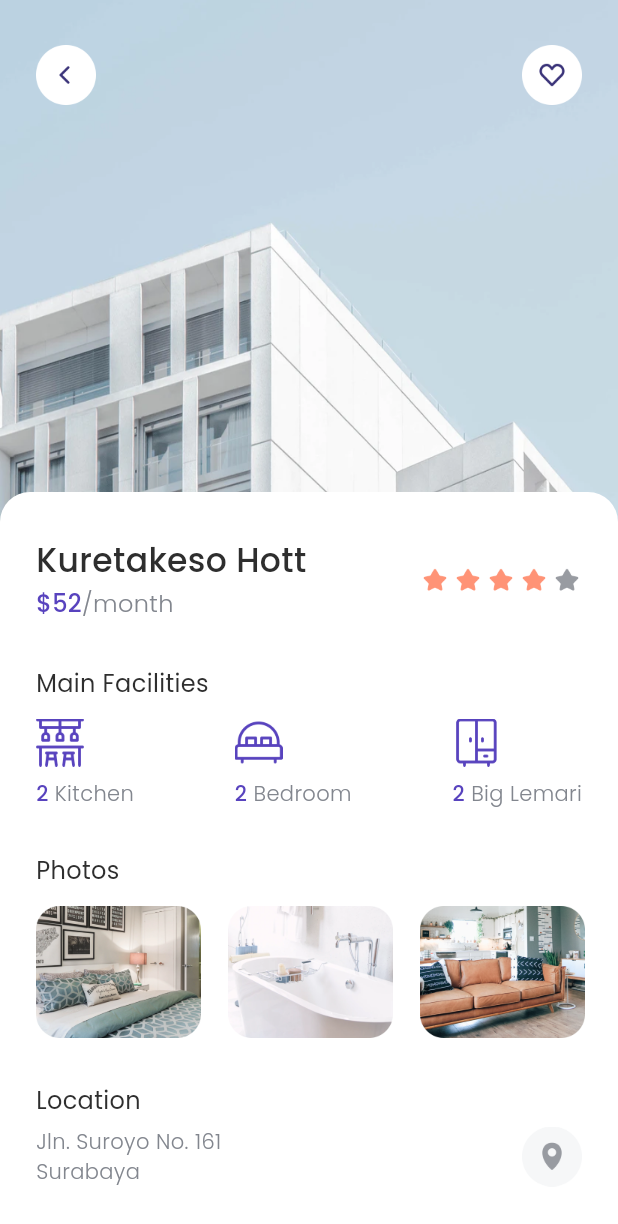
After one commit to dayeeen/cozy-kosan, a Flutter app: the DetailPage screen opened directly, on a phone screen of 412 x 824 dp. The commit adds this screen. Shown: the top 1224 px of the screen. Run offline on Flutter 3.47's test engine with Material 3 defaults, Android fonts, the phone set to English and light mode, and no system bars; our stand-ins replace google_fonts.

Commit message:
add: create DetailPage and FacilityItem widget for displaying detailed space information

```diff
--- /dev/null
+++ b/lib/pages/detail_page.dart
@@ -0,0 +1,261 @@
+import 'package:bwa_cozy/theme.dart';
+import 'package:bwa_cozy/widgets/facility_item.dart';
+import 'package:flutter/material.dart';
+
+class DetailPage extends StatelessWidget {
+  const DetailPage({super.key});
+
+  @override
+  Widget build(BuildContext context) {
+    return Scaffold(
+      backgroundColor: whiteColor,
+      body: SafeArea(
+        bottom: false,
+        child: Stack(
+          children: [
+            Image.asset(
+              'assets/thumbnail.png',
+              // Lebarnya disesuaikan dengan lebar layar
+              width: MediaQuery.of(context).size.width,
+              height: 350,
+              fit: BoxFit.cover,
+            ),
+
+            ListView(
+              children: [
+                SizedBox(height: 328),
+                Container(
+                  width: MediaQuery.of(context).size.width,
+                  decoration: BoxDecoration(
+                    color: whiteColor,
+                    borderRadius: BorderRadius.vertical(
+                      top: Radius.circular(20),
+                    ),
+                  ),
+                  child: Column(
+                    crossAxisAlignment: CrossAxisAlignment.start,
+                    children: [
+                      SizedBox(height: 30),
+                      Padding(
+                        padding: EdgeInsets.symmetric(horizontal: edge),
+                        child: Row(
+                          children: [
+                            Column(
+                              crossAxisAlignment: CrossAxisAlignment.start,
+                              children: [
+                                Text(
+                                  "Kuretakeso Hott",
+                                  style: blackTextStyle.copyWith(fontSize: 22),
+                                ),
+                                SizedBox(height: 2),
+                                Text.rich(
+                                  TextSpan(
+                                    text: '\$52',
+                                    style: purpleTextStyle.copyWith(
+                                      fontSize: 16,
+                                    ),
+                                    children: [
+                                      TextSpan(
+                                        text: '/month',
+                                        style: greyTextStyle.copyWith(
+                                          fontSize: 16,
+                                        ),
+                                      ),
+                                    ],
+                                  ),
+                                ),
+                              ],
+                            ),
+                            Spacer(),
+                            // Rating
+                            Row(
+                              children: [
+                                Image.asset(
+                                  'assets/icon_star.png',
+                                  width: 20,
+                                  height: 20,
+                                ),
+                                SizedBox(width: 2),
+                                Image.asset(
+                                  'assets/icon_star.png',
+                                  width: 20,
+                                  height: 20,
+                                ),
+                                SizedBox(width: 2),
+                                Image.asset(
+                                  'assets/icon_star.png',
+                                  width: 20,
+                                  height: 20,
+                                ),
+                                SizedBox(width: 2),
+                                Image.asset(
+                                  'assets/icon_star.png',
+                                  width: 20,
+                                  height: 20,
+                                ),
+                                SizedBox(width: 2),
+                                Image.asset(
+                                  'assets/icon_star.png',
+                                  width: 20,
+                                  height: 20,
+                                  color: Color(0xff989BA1),
+                                ),
+                              ],
+                            ),
+                          ],
+                        ),
+                      ),
+                      SizedBox(height: 30),
+                      // MAIN FACILITIES
+                      Padding(
+                        padding: EdgeInsets.only(left: edge, right: edge),
+                        child: Text(
+                          'Main Facilities',
+                          style: regularTextStyle.copyWith(fontSize: 16),
+                        ),
+                      ),
+                      SizedBox(height: 12),
+                      Padding(
+                        padding: EdgeInsets.symmetric(horizontal: edge),
+                        child: Row(
+                          mainAxisAlignment: MainAxisAlignment.spaceBetween,
+                          children: [
+                            FacilityItem(
+                              name: 'Kitchen',
+                              imageUrl: 'assets/icon_kitchen.png',
+                              total: 2,
+                            ),
+                            FacilityItem(
+                              name: 'Bedroom',
+                              imageUrl: 'assets/icon_bedroom.png',
+                              total: 3,
+                            ),
+                            FacilityItem(
+                              name: 'Big Lemari',
+                              imageUrl: 'assets/icon_cupboard.png',
+                              total: 1,
+                            ),
+                          ],
+                        ),
+                      ),
+                      // Photo
+                      SizedBox(height: 30),
+                      Padding(
+                        padding: EdgeInsets.only(left: edge, right: edge),
+                        child: Text(
+                          'Photos',
+                          style: regularTextStyle.copyWith(fontSize: 16),
+                        ),
+                      ),
+                      SizedBox(height: 12),
+                      Container(
+                        height: 88,
+                        child: ListView(
+                          scrollDirection: Axis.horizontal,
+                          children: [
+                            SizedBox(width: edge),
+                            Image.asset(
+                              'assets/photo1.png',
+                              width: 110,
+                              height: 88,
+                              fit: BoxFit.cover,
+                            ),
+                            SizedBox(width: 18),
+                            Image.asset(
+                              'assets/photo2.png',
+                              width: 110,
+                              height: 88,
+                              fit: BoxFit.cover,
+                            ),
+                            SizedBox(width: 18),
+                            Image.asset(
+                              'assets/photo3.png',
+                              width: 110,
+                              height: 88,
+                              fit: BoxFit.cover,
+                            ),
+                            SizedBox(width: 18),
+                          ],
+                        ),
+                      ),
+                      SizedBox(height: 30),
+                      //Location
+                      Padding(
+                        padding: EdgeInsets.only(left: edge, right: edge),
+                        child: Text(
+                          'Location',
+                          style: regularTextStyle.copyWith(fontSize: 16),
+                        ),
+                      ),
+                      SizedBox(height: 6),
+                      Padding(
+                        padding: EdgeInsets.symmetric(
+                          horizontal: edge,
+                        ),
+                        child: Row(
+                          children: [
+                            Text(
+                              'Jln. Suroyo No. 161\nSurabaya',
+                              style: greyTextStyle.copyWith(
+                                fontSize: 14,
+                              ),
+                            ),
+                            Spacer(),
+                            Image.asset(
+                              'assets/btn_map.png',
+                              width: 40,
+                              height: 40,
+                            ),
+                          ],
+                        ),
+                      ),
+                      SizedBox(height: 40),
+                      // Booking Button
+                      Container(
+                        margin: EdgeInsets.symmetric(
+                          horizontal: edge,
+                        ),
+                        height: 50,
+                        width: MediaQuery.of(context).size.width - (2 * edge),
+                        child: ElevatedButton(
+                          onPressed: () {},
+                          style: TextButton.styleFrom(
+                            backgroundColor: purpleColor,
+                            shape: RoundedRectangleBorder(
+                              borderRadius: BorderRadius.circular(17),
+                            ),
+                          ),
+                          child: Text(
+                            'Book Now',
+                            style: whiteTextStyle.copyWith(
+                              fontSize: 16,
+                            ),
+                          ),
+                        ),
+                      ),
+                      SizedBox(height: 40),
+                    ],
+                  ),
+                ),
+              ],
+            ),
+            Padding(
+              padding: EdgeInsets.symmetric(horizontal: edge, vertical: 30),
+              child: Row(
+                children: [
+                  InkWell(
+                    onTap: () => Navigator.pop(context),
+                    child: Image.asset('assets/btn_back.png', width: 40),
+                  ),
+                  Spacer(),
+                  Image.asset('assets/btn_wishlist.png', width: 40),
+                ],
+              ),
+            ),
+          ],
+
+        ),
+      ),
+    );
+  }
+}
--- /dev/null
+++ b/lib/widgets/facility_item.dart
@@ -0,0 +1,34 @@
+import 'package:bwa_cozy/theme.dart';
+import 'package:flutter/material.dart';
+
+class FacilityItem extends StatelessWidget {
+
+  final String name;
+  final String imageUrl;
+  final int total;
+
+  const FacilityItem({super.key, required this.name, required this.imageUrl, required this.total});
+
+  @override
+  Widget build(BuildContext context) {
+    return Column(
+      crossAxisAlignment: CrossAxisAlignment.start,
+      children: [
+        Image.asset(imageUrl, width: 32, height: 32),
+        SizedBox(height: 8),
+        Text.rich(
+          TextSpan(
+            text: '2',
+            style: purpleTextStyle.copyWith(fontSize: 14),
+            children: [
+              TextSpan(
+                text: ' $name',
+                style: greyTextStyle.copyWith(fontSize: 14),
+              ),
+            ],
+          ),
+        ),
+      ],
+    );
+  }
+}
--- a/lib/widgets/space_card.dart
+++ b/lib/widgets/space_card.dart
@@ -1,4 +1,5 @@
 import 'package:bwa_cozy/models/space.dart';
+import 'package:bwa_cozy/pages/detail_page.dart';
 import 'package:bwa_cozy/theme.dart';
 import 'package:flutter/material.dart';
 
@@ -9,7 +10,9 @@ class SpaceCard extends StatelessWidget {
 
   @override
   Widget build(BuildContext context) {
-    return Row(
+    return InkWell(
+      onTap: () => Navigator.push(context, MaterialPageRoute(builder: (context) => DetailPage())),
+      child: Row(
         children: [
           ClipRRect(
             borderRadius: BorderRadius.circular(18),
@@ -92,6 +95,7 @@ class SpaceCard extends StatelessWidget {
             ],
           ),
         ],
+      ),
     );
   }
 }
```
Lines whose indentation alone changed are shown as unchanged.
